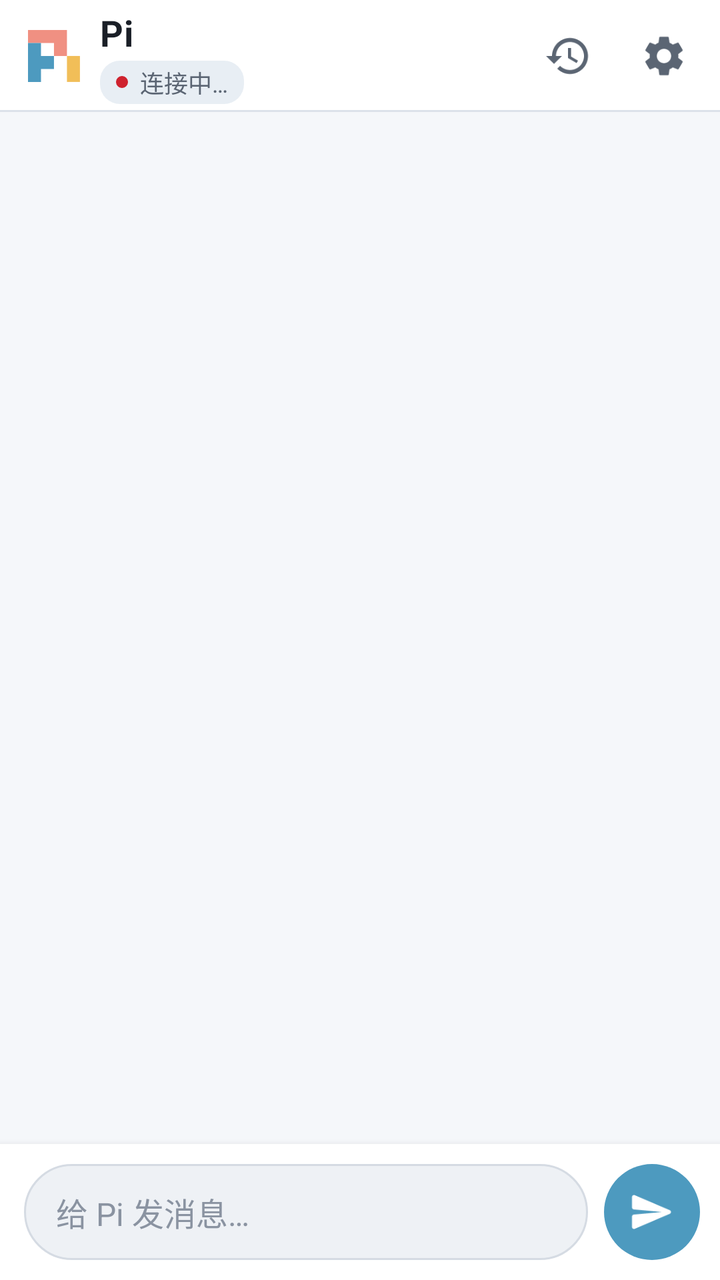
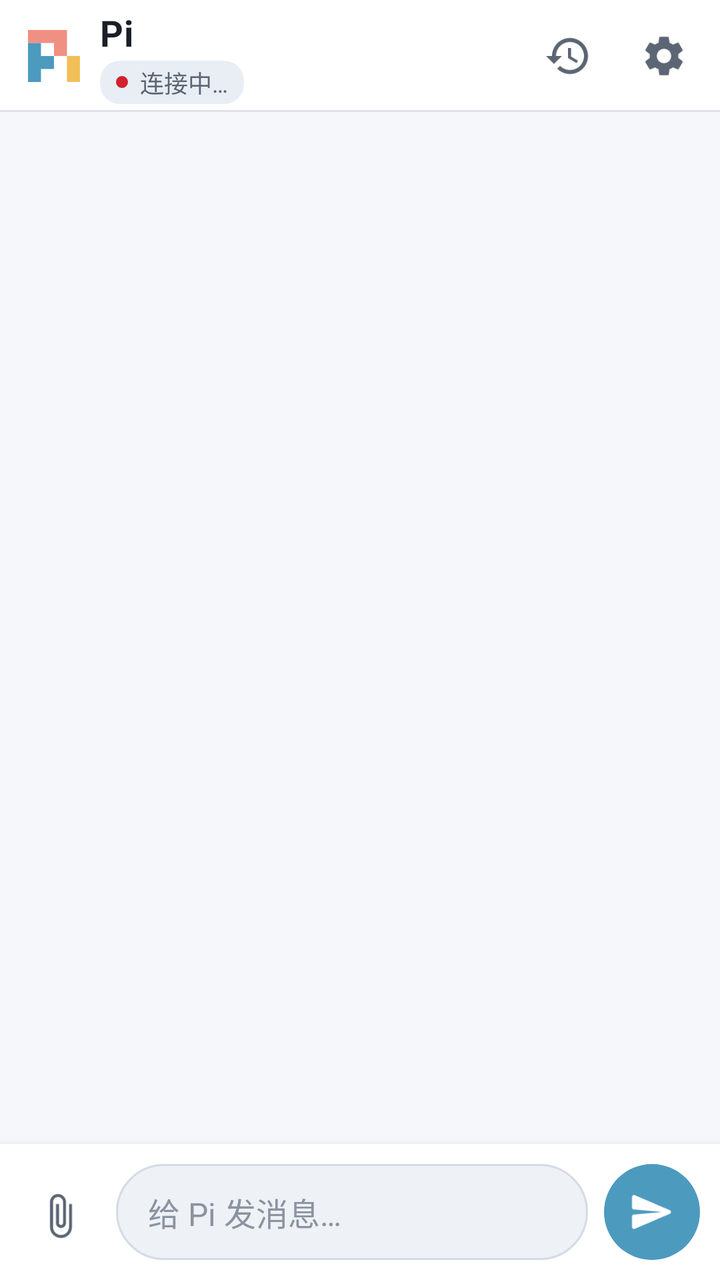

Two renders of the same Android screen: before a commit and after it. Below are the layout's source before the change and the commit's diff.
<!-- AndroidManifest.xml: application theme AppTheme -->
<!-- res/layout/activity_main.xml -->
<?xml version="1.0" encoding="utf-8"?>
<LinearLayout xmlns:android="http://schemas.android.com/apk/res/android"
    android:id="@+id/root"
    android:layout_width="match_parent"
    android:layout_height="match_parent"
    android:background="@color/bg_base"
    android:orientation="vertical">

    <LinearLayout
        android:id="@+id/top_bar"
        android:layout_width="match_parent"
        android:layout_height="wrap_content"
        android:background="@drawable/bg_toolbar"
        android:elevation="0dp"
        android:orientation="vertical">

        <LinearLayout
            android:id="@+id/toolbar_row"
            android:layout_width="match_parent"
            android:layout_height="56dp"
            android:gravity="center_vertical"
            android:orientation="horizontal"
            android:paddingStart="14dp"
            android:paddingEnd="4dp">

            <ImageView
                android:layout_width="26dp"
                android:layout_height="26dp"
                android:contentDescription="@string/app_name"
                android:src="@drawable/ic_pi_logo" />

            <LinearLayout
                android:layout_width="0dp"
                android:layout_height="wrap_content"
                android:layout_marginStart="10dp"
                android:layout_weight="1"
                android:orientation="vertical">

                <TextView
                    android:id="@+id/brand_title"
                    style="@style/ToolbarTitle"
                    android:layout_width="match_parent"
                    android:layout_height="wrap_content"
                    android:text="@string/app_name" />

                <LinearLayout
                    android:id="@+id/status_chip"
                    android:layout_width="wrap_content"
                    android:layout_height="wrap_content"
                    android:layout_marginTop="2dp"
                    android:background="@drawable/bg_status_chip"
                    android:clickable="true"
                    android:focusable="true"
                    android:foreground="?attr/selectableItemBackgroundBorderless"
                    android:gravity="center_vertical"
                    android:orientation="horizontal"
                    android:paddingStart="8dp"
                    android:paddingTop="2dp"
                    android:paddingEnd="8dp"
                    android:paddingBottom="2dp">

                    <View
                        android:id="@+id/status_dot"
                        android:layout_width="6dp"
                        android:layout_height="6dp"
                        android:background="@drawable/ic_status_dot" />

                    <TextView
                        android:id="@+id/status_text"
                        style="@style/StatusChipText"
                        android:layout_width="wrap_content"
                        android:layout_height="wrap_content"
                        android:layout_marginStart="6dp"
                        android:text="@string/status_connecting" />
                </LinearLayout>
            </LinearLayout>

            <ImageButton
                android:id="@+id/btn_sessions"
                android:layout_width="48dp"
                android:layout_height="48dp"
                android:background="?attr/selectableItemBackgroundBorderless"
                android:contentDescription="@string/action_sessions"
                android:padding="12dp"
                android:scaleType="centerInside"
                android:src="@drawable/ic_history"
                android:tint="@color/text_secondary" />

            <ImageButton
                android:id="@+id/btn_settings"
                android:layout_width="48dp"
                android:layout_height="48dp"
                android:background="?attr/selectableItemBackgroundBorderless"
                android:contentDescription="@string/settings"
                android:padding="12dp"
                android:scaleType="centerInside"
                android:src="@drawable/ic_settings"
                android:tint="@color/text_secondary" />
        </LinearLayout>
    </LinearLayout>

    <LinearLayout
        android:id="@+id/reconnect_banner"
        android:layout_width="match_parent"
        android:layout_height="wrap_content"
        android:background="@drawable/bg_reconnect_banner"
        android:gravity="center_vertical"
        android:orientation="horizontal"
        android:paddingStart="14dp"
        android:paddingTop="10dp"
        android:paddingEnd="8dp"
        android:paddingBottom="10dp"
        android:visibility="gone">

        <TextView
            android:id="@+id/reconnect_text"
            android:layout_width="0dp"
            android:layout_height="wrap_content"
            android:layout_weight="1"
            android:text="@string/reconnect_banner"
            android:textColor="@color/pi_salmon"
            android:textSize="13sp" />

        <com.google.android.material.button.MaterialButton
            android:id="@+id/reconnect_btn"
            style="@style/Widget.Material3.Button.TextButton"
            android:layout_width="wrap_content"
            android:layout_height="wrap_content"
            android:minWidth="0dp"
            android:text="@string/reconnect_action"
            android:textColor="@color/pi_blue" />
    </LinearLayout>

    <FrameLayout
        android:layout_width="match_parent"
        android:layout_height="0dp"
        android:layout_weight="1">

        <androidx.recyclerview.widget.RecyclerView
            android:id="@+id/messages"
            android:layout_width="match_parent"
            android:layout_height="match_parent"
            android:clipToPadding="false"
            android:overScrollMode="never"
            android:paddingTop="8dp"
            android:paddingBottom="12dp" />

        <ImageButton
            android:id="@+id/scroll_bottom"
            android:layout_width="40dp"
            android:layout_height="40dp"
            android:layout_gravity="bottom|center_horizontal"
            android:layout_marginBottom="10dp"
            android:background="@drawable/bg_scroll_bottom"
            android:contentDescription="@string/scroll_to_bottom"
            android:elevation="2dp"
            android:padding="8dp"
            android:scaleType="centerInside"
            android:src="@drawable/ic_scroll_down"
            android:tint="@color/text_secondary"
            android:visibility="gone" />

        <LinearLayout
            android:id="@+id/empty_state"
            android:layout_width="match_parent"
            android:layout_height="wrap_content"
            android:layout_gravity="center"
            android:gravity="center_horizontal"
            android:orientation="vertical"
            android:paddingStart="28dp"
            android:paddingEnd="28dp"
            android:visibility="gone">

            <ImageView
                android:layout_width="56dp"
                android:layout_height="56dp"
                android:contentDescription="@string/app_name"
                android:src="@drawable/ic_pi_logo" />

            <TextView
                android:id="@+id/empty_title"
                android:layout_width="wrap_content"
                android:layout_height="wrap_content"
                android:layout_marginTop="18dp"
                android:text="@string/empty_title"
                android:textColor="@color/text_primary"
                android:textSize="20sp"
                android:textStyle="bold" />

            <TextView
                android:id="@+id/empty_body"
                android:layout_width="match_parent"
                android:layout_height="wrap_content"
                android:layout_marginTop="8dp"
                android:gravity="center"
                android:lineSpacingMultiplier="1.25"
                android:text="@string/empty_body"
                android:textColor="@color/text_secondary"
                android:textSize="14sp" />

            <com.google.android.material.button.MaterialButton
                android:id="@+id/empty_action"
                android:layout_width="wrap_content"
                android:layout_height="wrap_content"
                android:layout_marginTop="16dp"
                android:text="@string/empty_open_settings"
                android:visibility="gone" />

            <LinearLayout
                android:id="@+id/suggest_row"
                android:layout_width="match_parent"
                android:layout_height="wrap_content"
                android:layout_marginTop="22dp"
                android:gravity="center"
                android:orientation="vertical" />
        </LinearLayout>
    </FrameLayout>

    <LinearLayout
        android:id="@+id/slash_panel"
        android:layout_width="match_parent"
        android:layout_height="wrap_content"
        android:background="@drawable/bg_slash_panel"
        android:elevation="4dp"
        android:orientation="vertical"
        android:paddingTop="6dp"
        android:paddingBottom="4dp"
        android:visibility="gone">

        <TextView
            android:layout_width="match_parent"
            android:layout_height="wrap_content"
            android:paddingStart="16dp"
            android:paddingEnd="16dp"
            android:paddingBottom="4dp"
            android:text="@string/slash_hint_title"
            android:textColor="@color/text_muted"
            android:textSize="12sp" />

        <androidx.recyclerview.widget.RecyclerView
            android:id="@+id/slash_list"
            android:layout_width="match_parent"
            android:layout_height="wrap_content"
            android:nestedScrollingEnabled="false"
            android:overScrollMode="never" />
    </LinearLayout>

    <LinearLayout
        android:id="@+id/actions"
        android:layout_width="match_parent"
        android:layout_height="wrap_content"
        android:background="@drawable/bg_actions_panel"
        android:orientation="vertical"
        android:paddingStart="14dp"
        android:paddingTop="12dp"
        android:paddingEnd="14dp"
        android:paddingBottom="12dp"
        android:visibility="gone">

        <TextView
            android:id="@+id/actions_title"
            android:layout_width="match_parent"
            android:layout_height="wrap_content"
            android:textColor="@color/pi_amber"
            android:textSize="14sp"
            android:textStyle="bold" />

        <EditText
            android:id="@+id/actions_input"
            android:layout_width="match_parent"
            android:layout_height="wrap_content"
            android:layout_marginTop="8dp"
            android:background="@drawable/bg_composer"
            android:hint=""
            android:maxLines="6"
            android:padding="12dp"
            android:textColor="@color/text_primary"
            android:textColorHint="@color/text_muted"
            android:textSize="15sp"
            android:visibility="gone" />

        <HorizontalScrollView
            android:layout_width="match_parent"
            android:layout_height="wrap_content"
            android:layout_marginTop="8dp"
            android:scrollbars="none">

            <LinearLayout
                android:id="@+id/actions_buttons"
                android:layout_width="wrap_content"
                android:layout_height="wrap_content"
                android:gravity="start"
                android:orientation="horizontal" />
        </HorizontalScrollView>
    </LinearLayout>

    
    <TextView
        android:id="@+id/generation_status"
        android:layout_width="match_parent"
        android:layout_height="wrap_content"
        android:background="@color/bg_elevated"
        android:ellipsize="end"
        android:maxLines="1"
        android:paddingStart="16dp"
        android:paddingTop="6dp"
        android:paddingEnd="16dp"
        android:textColor="@color/text_muted"
        android:textSize="12sp"
        android:visibility="gone" />

    <LinearLayout
        android:id="@+id/composer_bar"
        android:layout_width="match_parent"
        android:layout_height="wrap_content"
        android:background="@color/bg_elevated"
        android:elevation="6dp"
        android:gravity="bottom"
        android:orientation="horizontal"
        android:paddingStart="12dp"
        android:paddingTop="10dp"
        android:paddingEnd="10dp"
        android:paddingBottom="10dp">

        <EditText
            android:id="@+id/composer"
            style="@style/ComposerText"
            android:layout_width="0dp"
            android:layout_height="wrap_content"
            android:layout_weight="1"
            android:background="@drawable/bg_composer"
            android:hint="@string/hint_message"
            android:imeOptions="actionNone|flagNoExtractUi"
            android:inputType="textMultiLine|textCapSentences"
            android:maxLines="6"
            android:minHeight="48dp"
            android:paddingStart="16dp"
            android:paddingTop="12dp"
            android:paddingEnd="16dp"
            android:paddingBottom="12dp" />

        <ImageButton
            android:id="@+id/send"
            android:layout_width="48dp"
            android:layout_height="48dp"
            android:layout_marginStart="8dp"
            android:background="@drawable/bg_send_button"
            android:contentDescription="@string/action_send"
            android:padding="12dp"
            android:scaleType="centerInside"
            android:src="@drawable/ic_send"
            android:tint="@color/md_theme_onPrimary" />
    </LinearLayout>
</LinearLayout>
<!-- resources referenced by this layout -->
<resources>
  <color name="bg_base">#F5F7FA</color>
  <color name="bg_elevated">#FFFFFF</color>
  <color name="md_theme_onPrimary">#FFFFFF</color>
  <color name="pi_amber">#F1BE58</color>
  <color name="pi_blue">#4D9ABF</color>
  <color name="pi_salmon">#F09082</color>
  <color name="text_muted">#8A93A1</color>
  <color name="text_primary">#1A1F27</color>
  <color name="text_secondary">#5B6573</color>
  <!-- drawable bg_reconnect_banner (drawable) -->
  <?xml version="1.0" encoding="utf-8"?>
  <shape xmlns:android="http://schemas.android.com/apk/res/android"
      android:shape="rectangle">
      <solid android:color="#2A1A14" />
      <stroke
          android:width="1dp"
          android:color="@color/pi_salmon" />
  </shape>
  <!-- drawable bg_slash_panel (drawable) -->
  <?xml version="1.0" encoding="utf-8"?>
  <shape xmlns:android="http://schemas.android.com/apk/res/android"
      android:shape="rectangle">
      <solid android:color="@color/bg_elevated" />
      <stroke
          android:width="1dp"
          android:color="@color/divider" />
  </shape>
  <!-- drawable bg_status_chip (drawable) -->
  <?xml version="1.0" encoding="utf-8"?>
  <shape xmlns:android="http://schemas.android.com/apk/res/android"
      android:shape="rectangle">
      <solid android:color="@color/bg_chip" />
      <corners android:radius="10dp" />
  </shape>
  <!-- drawable ic_status_dot (drawable) -->
  <?xml version="1.0" encoding="utf-8"?>
  <shape xmlns:android="http://schemas.android.com/apk/res/android"
      android:shape="oval">
      <size
          android:width="8dp"
          android:height="8dp" />
      <solid android:color="@color/status_offline" />
  </shape>
  <string name="action_send">发送</string>
  <string name="action_sessions">会话列表</string>
  <string name="app_name">Pi</string>
  <string name="empty_body">连上 Termux 里的连接器后即可开始。</string>
  <string name="empty_open_settings">打开设置</string>
  <string name="empty_title">今天想聊点什么？</string>
  <string name="hint_message">给 Pi 发消息…</string>
  <string name="reconnect_action">重新连接</string>
  <string name="reconnect_banner">连接器未响应，请检查 Termux</string>
  <string name="scroll_to_bottom">回到底部</string>
  <string name="settings">设置</string>
  <string name="slash_hint_title">命令</string>
  <string name="status_connecting">连接中…</string>
  <style name="ComposerText">
          <item name="android:textColor">@color/text_primary</item>
          <item name="android:textColorHint">@color/text_muted</item>
          <item name="android:textSize">16sp</item>
          <item name="android:lineSpacingMultiplier">1.25</item>
      </style>
  <style name="StatusChipText">
          <item name="android:textColor">@color/text_secondary</item>
          <item name="android:textSize">12sp</item>
          <item name="android:maxLines">1</item>
          <item name="android:ellipsize">end</item>
      </style>
  <color name="bg_actions">#FFF8EB</color>
  <color name="pi_amber_dim">#E8D4A8</color>
  <color name="bg_composer">#EEF1F5</color>
  <color name="bg_composer_stroke">#D5DBE3</color>
  <color name="pi_blue_press">#337AA0</color>
  <color name="divider">#DCE2EA</color>
  <color name="bg_chip">#E8EEF4</color>
  <color name="status_offline">#CF222E</color>
  <color name="md_theme_primary">#4D9ABF</color>
  <color name="md_theme_secondary">#F09082</color>
  <color name="md_theme_tertiary">#F1BE58</color>
  <!-- unchanged entries left out for length: 12 -->
</resources>

<!-- the commit's change to res/layout/activity_main.xml (unified diff, before → after) -->
@@ -317,17 +317,49 @@
         android:elevation="6dp"
         android:gravity="bottom"
         android:orientation="horizontal"
-        android:paddingStart="12dp"
+        android:paddingStart="8dp"
         android:paddingTop="10dp"
         android:paddingEnd="10dp"
         android:paddingBottom="10dp">
 
+        <ImageButton
+            android:id="@+id/btn_attach"
+            android:layout_width="44dp"
+            android:layout_height="44dp"
+            android:layout_marginEnd="6dp"
+            android:background="?attr/selectableItemBackgroundBorderless"
+            android:contentDescription="@string/action_attach"
+            android:padding="10dp"
+            android:scaleType="centerInside"
+            android:src="@drawable/ic_attach"
+            android:tint="@color/text_secondary" />
+
+        <LinearLayout
+            android:layout_width="0dp"
+            android:layout_height="wrap_content"
+            android:layout_weight="1"
+            android:orientation="vertical">
+
+            <HorizontalScrollView
+                android:id="@+id/attachment_scroller"
+                android:layout_width="match_parent"
+                android:layout_height="wrap_content"
+                android:layout_marginBottom="8dp"
+                android:scrollbars="none"
+                android:visibility="gone">
+
+                <LinearLayout
+                    android:id="@+id/attachment_row"
+                    android:layout_width="wrap_content"
+                    android:layout_height="wrap_content"
+                    android:orientation="horizontal" />
+            </HorizontalScrollView>
+
         <EditText
             android:id="@+id/composer"
             style="@style/ComposerText"
-            android:layout_width="0dp"
-            android:layout_height="wrap_content"
-            android:layout_weight="1"
+            android:layout_width="match_parent"
+            android:layout_height="wrap_content"
             android:background="@drawable/bg_composer"
             android:hint="@string/hint_message"
             android:imeOptions="actionNone|flagNoExtractUi"
@@ -338,6 +370,7 @@
             android:paddingTop="12dp"
             android:paddingEnd="16dp"
             android:paddingBottom="12dp" />
+        </LinearLayout>
 
         <ImageButton
             android:id="@+id/send"
<!-- resource entries referenced after the edit -->
@@ -34,6 +34,17 @@
       <solid android:color="@color/bg_chip" />
       <corners android:radius="10dp" />
   </shape>
+  <!-- drawable ic_attach (drawable) -->
+  <?xml version="1.0" encoding="utf-8"?>
+  <vector xmlns:android="http://schemas.android.com/apk/res/android"
+      android:width="24dp"
+      android:height="24dp"
+      android:viewportWidth="24"
+      android:viewportHeight="24">
+      <path
+          android:fillColor="@android:color/white"
+          android:pathData="M16.5,6v11.5c0,2.21 -1.79,4 -4,4s-4,-1.79 -4,-4V5c0,-1.38 1.12,-2.5 2.5,-2.5s2.5,1.12 2.5,2.5v10.5c0,0.55 -0.45,1 -1,1s-1,-0.45 -1,-1V6H10v9.5c0,1.38 1.12,2.5 2.5,2.5s2.5,-1.12 2.5,-2.5V5c0,-2.21 -1.79,-4 -4,-4S7,2.79 7,5v12.5c0,3.04 2.46,5.5 5.5,5.5s5.5,-2.46 5.5,-5.5V6h-1.5z" />
+  </vector>
   <!-- drawable ic_status_dot (drawable) -->
   <?xml version="1.0" encoding="utf-8"?>
   <shape xmlns:android="http://schemas.android.com/apk/res/android"
@@ -43,6 +54,7 @@
           android:height="8dp" />
       <solid android:color="@color/status_offline" />
   </shape>
+  <string name="action_attach">添加图片或文件</string>
   <string name="action_send">发送</string>
   <string name="action_sessions">会话列表</string>
   <string name="app_name">Pi</string>
